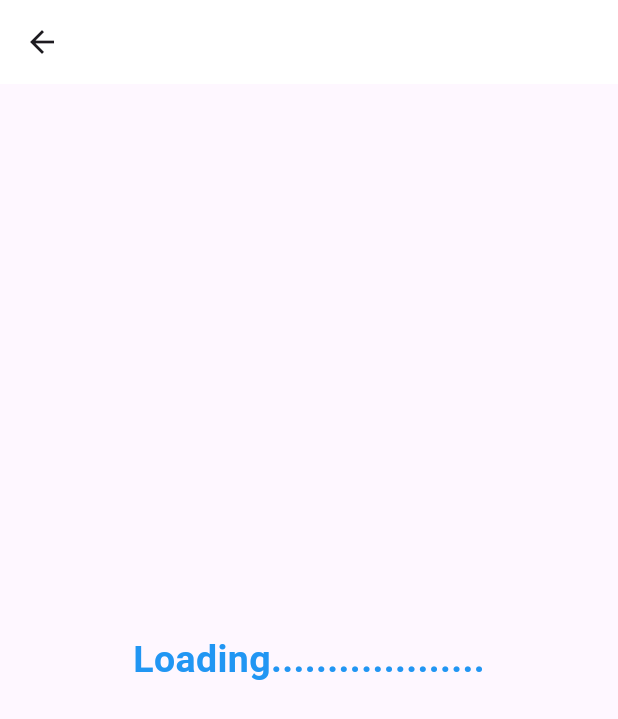
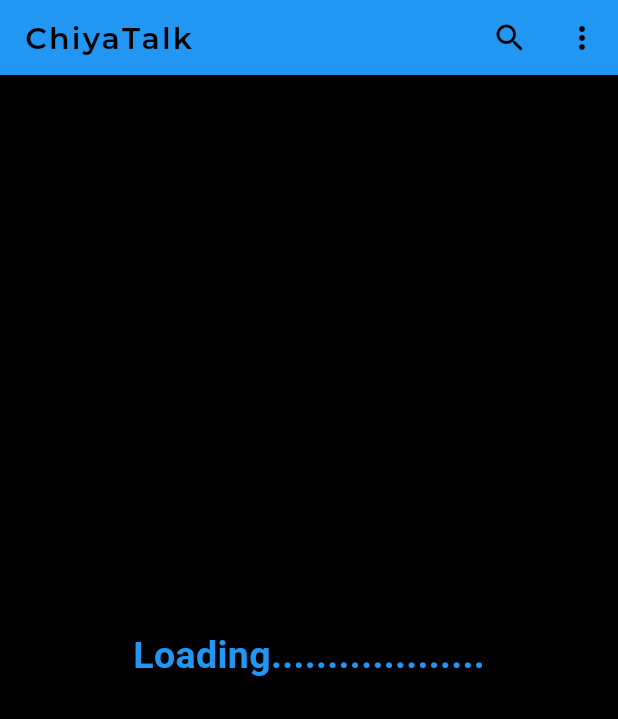
Before and after one commit to rajushah404/Chiya-Talk, a Flutter app: the HomeScreen screen opened directly, on a phone screen of 412 x 824 dp. Shown: the top 719 px of the screen. Run offline on Flutter 3.47's test engine with Material 2 defaults, Android fonts, the light colour scheme and no system bars; our stand-ins replace flutter_svg, google_fonts; Roboto replaces fonts that are missing (Aboreto).

Commit message:
color add && minor changes

```diff
--- /dev/null
+++ b/lib/Basic/color_collection.dart
@@ -0,0 +1,8 @@
+import 'package:flutter/material.dart';
+
+mixin AppColor {
+  static const Color bgColor = Colors.black;
+  static const Color primaryColor = Colors.blue;
+  static const Color warningColor = Colors.red;
+  static const Color textFiendFont = Colors.white;
+}
--- a/lib/View/home_screen.dart
+++ b/lib/View/home_screen.dart
@@ -1,4 +1,6 @@
+import 'package:chiya_talk/Basic/color_collection.dart';
 import 'package:flutter/material.dart';
+import 'package:flutter_svg/flutter_svg.dart';
 import 'package:google_fonts/google_fonts.dart';
 
 class HomeScreen extends StatefulWidget {
@@ -12,8 +14,40 @@
   @override
   Widget build(BuildContext context) {
     return Scaffold(
+      backgroundColor: AppColor.bgColor,
       appBar: AppBar(
-        backgroundColor: Colors.white,
+        toolbarHeight: 50,
+        automaticallyImplyLeading: false,
+        backgroundColor: AppColor.primaryColor,
+        title: Text(
+          "ChiyaTalk",
+          style: GoogleFonts.montserrat(
+            letterSpacing: 1.5,
+            fontSize: 20,
+            fontWeight: FontWeight.w600,
+            color: AppColor.bgColor,
+          ),
+        ),
+        actions: [
+          IconButton(
+            icon: const Icon(
+              Icons.search,
+              color: AppColor.bgColor,
+            ),
+            onPressed: () {
+              // do something
+            },
+          ),
+          IconButton(
+            icon: const Icon(
+              Icons.more_vert,
+              color: AppColor.bgColor,
+            ),
+            onPressed: () {
+              // do something
+            },
+          )
+        ],
       ),
       body: Center(
         child: Text(
```
Also changed, not shown: lib/View/ForgotPasswordPage/forgot_password.dart (+12 -11 lines).
